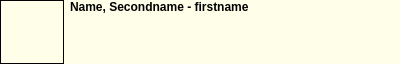
Qt form plugins/patientbaseplugin/patientbar.ui (FreeHealth/freehealth) before a commit.
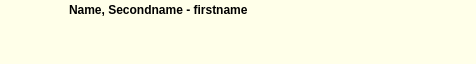
The same form after that commit.

Commit message: including alerplaceholder to patientbar

Diff of the .ui file:
```diff
--- a/plugins/patientbaseplugin/patientbar.ui
+++ b/plugins/patientbaseplugin/patientbar.ui
@@ -6,7 +6,7 @@
    <rect>
     <x>0</x>
     <y>0</y>
-    <width>400</width>
+    <width>476</width>
     <height>64</height>
    </rect>
   </property>
@@ -25,7 +25,7 @@
   <property name="maximumSize">
    <size>
     <width>16777215</width>
-    <height>64</height>
+    <height>150</height>
    </size>
   </property>
   <property name="palette">
@@ -96,10 +96,16 @@
    <string>Form</string>
   </property>
   <layout class="QGridLayout" name="gridLayout_2">
+   <property name="horizontalSpacing">
+    <number>5</number>
+   </property>
+   <property name="verticalSpacing">
+    <number>0</number>
+   </property>
    <property name="margin">
     <number>0</number>
    </property>
-   <item row="0" column="0">
+   <item row="0" column="0" rowspan="3">
     <widget class="QLabel" name="photo">
      <property name="minimumSize">
       <size>
@@ -114,7 +120,7 @@
       </size>
      </property>
      <property name="frameShape">
-      <enum>QFrame::Box</enum>
+      <enum>QFrame::NoFrame</enum>
      </property>
      <property name="text">
       <string/>
@@ -123,8 +129,46 @@
    </item>
    <item row="0" column="1">
     <layout class="QGridLayout" name="gridLayout">
+     <property name="horizontalSpacing">
+      <number>-1</number>
+     </property>
+     <property name="verticalSpacing">
+      <number>0</number>
+     </property>
+     <item row="1" column="2">
+      <widget class="QLabel" name="weight">
+       <property name="minimumSize">
+        <size>
+         <width>0</width>
+         <height>20</height>
+        </size>
+       </property>
+       <property name="text">
+        <string/>
+       </property>
+      </widget>
+     </item>
+     <item row="1" column="1">
+      <widget class="QLabel" name="age">
+       <property name="minimumSize">
+        <size>
+         <width>0</width>
+         <height>20</height>
+        </size>
+       </property>
+       <property name="text">
+        <string/>
+       </property>
+      </widget>
+     </item>
      <item row="0" column="0" colspan="4">
       <widget class="QLabel" name="names">
+       <property name="minimumSize">
+        <size>
+         <width>0</width>
+         <height>20</height>
+        </size>
+       </property>
        <property name="font">
         <font>
          <weight>75</weight>
@@ -136,39 +180,6 @@
        </property>
       </widget>
      </item>
-     <item row="1" column="0">
-      <widget class="QLabel" name="gender">
-       <property name="minimumSize">
-        <size>
-         <width>16</width>
-         <height>16</height>
-        </size>
-       </property>
-       <property name="maximumSize">
-        <size>
-         <width>16</width>
-         <height>16</height>
-        </size>
-       </property>
-       <property name="text">
-        <string/>
-       </property>
-      </widget>
-     </item>
-     <item row="1" column="1">
-      <widget class="QLabel" name="age">
-       <property name="text">
-        <string/>
-       </property>
-      </widget>
-     </item>
-     <item row="1" column="2">
-      <widget class="QLabel" name="weight">
-       <property name="text">
-        <string/>
-       </property>
-      </widget>
-     </item>
      <item row="1" column="3">
       <spacer name="horizontalSpacer_2">
        <property name="orientation">
@@ -182,18 +193,24 @@
        </property>
       </spacer>
      </item>
-     <item row="2" column="3">
-      <spacer name="verticalSpacer">
-       <property name="orientation">
-        <enum>Qt::Vertical</enum>
+     <item row="1" column="0">
+      <widget class="QLabel" name="gender">
+       <property name="minimumSize">
+        <size>
+         <width>16</width>
+         <height>20</height>
+        </size>
        </property>
-       <property name="sizeHint" stdset="0">
+       <property name="maximumSize">
         <size>
-         <width>138</width>
-         <height>13</height>
+         <width>16</width>
+         <height>16</height>
         </size>
        </property>
-      </spacer>
+       <property name="text">
+        <string/>
+       </property>
+      </widget>
      </item>
     </layout>
    </item>
@@ -210,6 +227,22 @@
      </property>
     </spacer>
    </item>
+   <item row="1" column="1" colspan="2">
+    <layout class="QHBoxLayout" name="alertLayout"/>
+   </item>
+   <item row="2" column="1">
+    <spacer name="verticalSpacer">
+     <property name="orientation">
+      <enum>Qt::Vertical</enum>
+     </property>
+     <property name="sizeHint" stdset="0">
+      <size>
+       <width>149</width>
+       <height>17</height>
+      </size>
+     </property>
+    </spacer>
+   </item>
   </layout>
  </widget>
  <resources/>
```
The commit also changes 7 other files.
